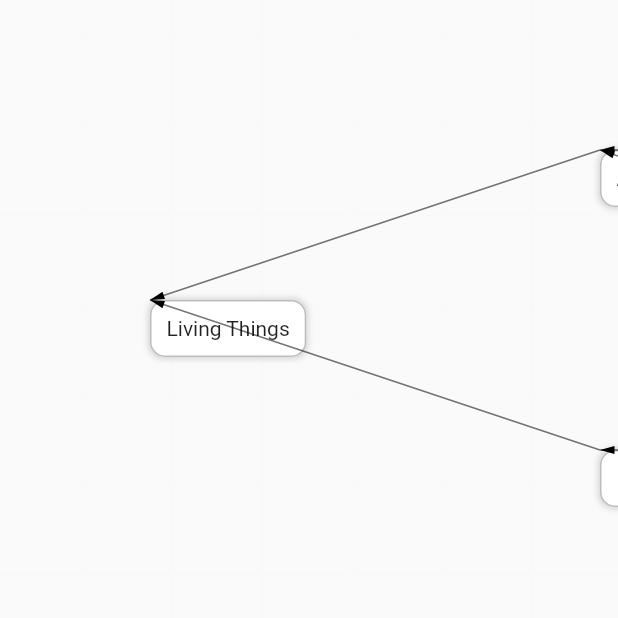
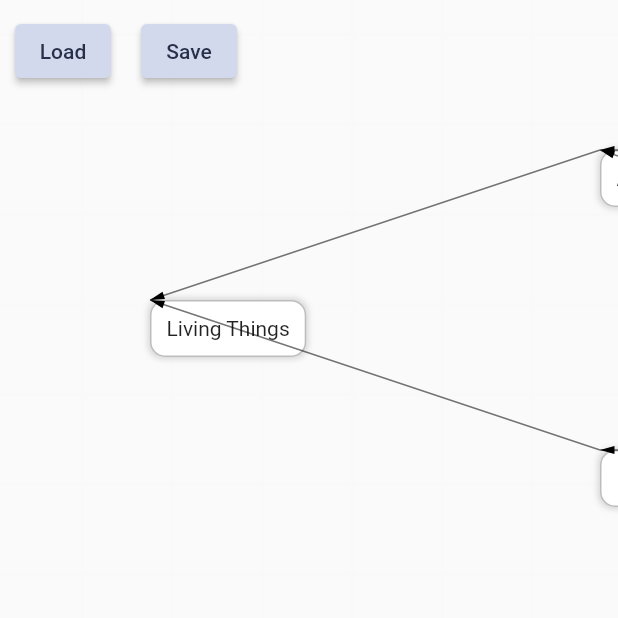
Before and after one commit to xloc/knowledge-base-flutter, a Flutter app: the screen it shows after launch, on a phone screen of 412 x 824 dp, the top half of it. Run offline on Flutter 3.47's test engine with Material 2 defaults, Android fonts, the phone set to English and light mode, and no system bars; our stand-ins replace flutter_svg_provider, get_it, yaml.

Commit message:
add get it

```diff
--- a/lib/main.dart
+++ b/lib/main.dart
@@ -1,9 +1,28 @@
 import 'package:flutter/material.dart';
 import 'package:flutter_svg_provider/flutter_svg_provider.dart';
+import 'package:get_it/get_it.dart';
 import 'package:knowledge_base_flutter/src/knowledge_base_page.dart';
+import 'package:knowledge_base_flutter/src/startup.dart';
+import 'package:knowledge_base_flutter/src/models.dart';
+
+final getIt = GetIt.instance;
 
 void main() {
+  initGetIt();
   runApp(const MyApp());
+}
+
+Widget waitForInit(Widget child) {
+  return FutureBuilder(
+    future: getIt.allReady(),
+    builder: (BuildContext context, AsyncSnapshot snapshot) {
+      if (snapshot.hasData) {
+        return child;
+      } else {
+        return CircularProgressIndicator();
+      }
+    },
+  );
 }
 
 class MyApp extends StatelessWidget {
@@ -12,13 +31,28 @@ class MyApp extends StatelessWidget {
   @override
   Widget build(BuildContext context) {
     return MaterialApp(
-        debugShowCheckedModeBanner: false,
-        title: 'Flutter Demo',
-        theme: ThemeData(
-          primarySwatch: Colors.blue,
+      debugShowCheckedModeBanner: false,
+      title: 'Flutter Demo',
+      theme: ThemeData(
+        colorScheme: ColorScheme(
+          brightness: Brightness.light,
+          primary: Color.fromARGB(255, 210, 217, 237),
+          onPrimary: Color.fromARGB(255, 39, 47, 73),
+          secondary: Colors.indigo[200]!,
+          onSecondary: Colors.black,
+          error: Colors.red[400]!,
+          onError: Colors.black,
+          background: Colors.white,
+          onBackground: Colors.black,
+          surface: Colors.white,
+          onSurface: Colors.black,
         ),
-        home: const Scaffold(
-          body: KnowledgeBasePage(),
-        ));
+      ),
+      home: waitForInit(
+        Scaffold(
+          body: const KnowledgeBasePage(),
+        ),
+      ),
+    );
   }
 }
--- a/lib/src/knowledge_base_page.dart
+++ b/lib/src/knowledge_base_page.dart
@@ -59,6 +59,18 @@ class _KnowledgeBasePageState extends State<KnowledgeBasePage> {
                 });
               },
             ),
+          Row(
+            children: [
+              Padding(
+                child: ElevatedButton(onPressed: () {}, child: Text("Load")),
+                padding: const EdgeInsets.all(10),
+              ),
+              Padding(
+                child: ElevatedButton(onPressed: () {}, child: Text("Save")),
+                padding: const EdgeInsets.all(10),
+              ),
+            ],
+          )
         ],
       ),
     );
--- /dev/null
+++ b/lib/src/startup.dart
@@ -0,0 +1,9 @@
+import 'package:get_it/get_it.dart';
+import 'package:knowledge_base_flutter/src/models.dart';
+
+final getIt = GetIt.instance;
+
+void initGetIt() {
+  getIt.registerSingletonAsync<KnowledgeBase>(
+      () => KnowledgeBase.load('assets/storage.yaml'));
+}
--- a/pubspec.yaml
+++ b/pubspec.yaml
@@ -37,6 +37,7 @@ dependencies:
   # The following adds the Cupertino Icons font to your application.
   # Use with the CupertinoIcons class for iOS style icons.
   cupertino_icons: ^1.0.2
+  get_it: ^7.2.0
 
 dev_dependencies:
   flutter_test:
```
Also changed, not shown: pubspec.lock.
